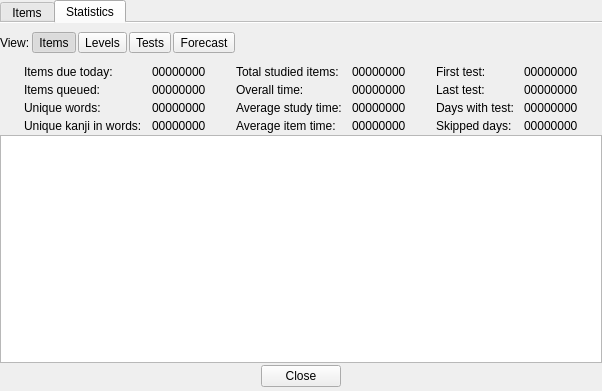
This is wordstudylistform.ui in z1dev/zkanji as Qt 5 draws it before an edit. The edited form follows.
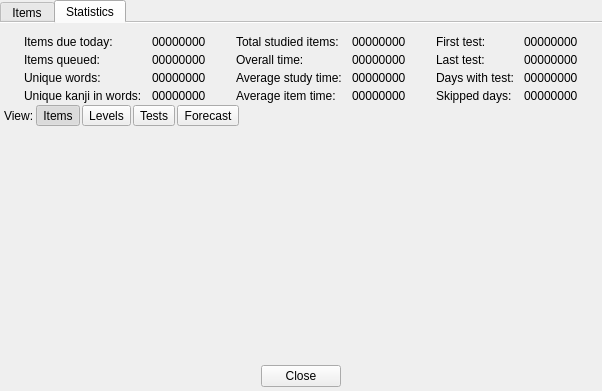
This is the edited form. The open tabs and pages were chosen to show the change. Icons and pictures are not drawn. Custom widgets are drawn as their Qt base class.

Commit message: * Added "grid" to color lookup function. * Added bar chart class called ZStatView.

Patch:
```diff
--- a/wordstudylistform.ui
+++ b/wordstudylistform.ui
@@ -372,120 +372,17 @@
          <number>2</number>
         </property>
         <property name="leftMargin">
-         <number>0</number>
+         <number>4</number>
+        </property>
+        <property name="topMargin">
+         <number>2</number>
         </property>
         <property name="rightMargin">
-         <number>0</number>
+         <number>4</number>
         </property>
         <property name="bottomMargin">
          <number>0</number>
         </property>
-        <item>
-         <layout class="QHBoxLayout" name="horizontalLayout_4">
-          <property name="spacing">
-           <number>2</number>
-          </property>
-          <item>
-           <widget class="QLabel" name="label_14">
-            <property name="text">
-             <string>View:</string>
-            </property>
-           </widget>
-          </item>
-          <item>
-           <widget class="QToolButton" name="itemsButton">
-            <property name="text">
-             <string>Items</string>
-            </property>
-            <property name="iconSize">
-             <size>
-              <width>18</width>
-              <height>18</height>
-             </size>
-            </property>
-            <property name="checkable">
-             <bool>true</bool>
-            </property>
-            <property name="checked">
-             <bool>true</bool>
-            </property>
-            <property name="autoExclusive">
-             <bool>true</bool>
-            </property>
-           </widget>
-          </item>
-          <item>
-           <widget class="QToolButton" name="levelsButton">
-            <property name="text">
-             <string>Levels</string>
-            </property>
-            <property name="iconSize">
-             <size>
-              <width>18</width>
-              <height>18</height>
-             </size>
-            </property>
-            <property name="checkable">
-             <bool>true</bool>
-            </property>
-            <property name="autoExclusive">
-             <bool>true</bool>
-            </property>
-           </widget>
-          </item>
-          <item>
-           <widget class="QToolButton" name="testsButton">
-            <property name="text">
-             <string>Tests</string>
-            </property>
-            <property name="iconSize">
-             <size>
-              <width>18</width>
-              <height>18</height>
-             </size>
-            </property>
-            <property name="checkable">
-             <bool>true</bool>
-            </property>
-            <property name="autoExclusive">
-             <bool>true</bool>
-            </property>
-           </widget>
-          </item>
-          <item>
-           <widget class="QToolButton" name="dueButton">
-            <property name="text">
-             <string>Forecast</string>
-            </property>
-            <property name="iconSize">
-             <size>
-              <width>18</width>
-              <height>18</height>
-             </size>
-            </property>
-            <property name="checkable">
-             <bool>true</bool>
-            </property>
-            <property name="autoExclusive">
-             <bool>true</bool>
-            </property>
-           </widget>
-          </item>
-          <item>
-           <spacer name="horizontalSpacer">
-            <property name="orientation">
-             <enum>Qt::Horizontal</enum>
-            </property>
-            <property name="sizeHint" stdset="0">
-             <size>
-              <width>40</width>
-              <height>13</height>
-             </size>
-            </property>
-           </spacer>
-          </item>
-         </layout>
-        </item>
         <item>
          <layout class="QGridLayout" name="gridLayout_2">
           <property name="leftMargin">
@@ -734,6 +631,112 @@
           </item>
          </layout>
         </item>
+        <item>
+         <layout class="QHBoxLayout" name="horizontalLayout_4">
+          <property name="spacing">
+           <number>2</number>
+          </property>
+          <item>
+           <widget class="QLabel" name="label_14">
+            <property name="text">
+             <string>View:</string>
+            </property>
+           </widget>
+          </item>
+          <item>
+           <widget class="QToolButton" name="itemsButton">
+            <property name="text">
+             <string>Items</string>
+            </property>
+            <property name="iconSize">
+             <size>
+              <width>18</width>
+              <height>18</height>
+             </size>
+            </property>
+            <property name="checkable">
+             <bool>true</bool>
+            </property>
+            <property name="checked">
+             <bool>true</bool>
+            </property>
+            <property name="autoExclusive">
+             <bool>true</bool>
+            </property>
+           </widget>
+          </item>
+          <item>
+           <widget class="QToolButton" name="levelsButton">
+            <property name="text">
+             <string>Levels</string>
+            </property>
+            <property name="iconSize">
+             <size>
+              <width>18</width>
+              <height>18</height>
+             </size>
+            </property>
+            <property name="checkable">
+             <bool>true</bool>
+            </property>
+            <property name="autoExclusive">
+             <bool>true</bool>
+            </property>
+           </widget>
+          </item>
+          <item>
+           <widget class="QToolButton" name="testsButton">
+            <property name="text">
+             <string>Tests</string>
+            </property>
+            <property name="iconSize">
+             <size>
+              <width>18</width>
+              <height>18</height>
+             </size>
+            </property>
+            <property name="checkable">
+             <bool>true</bool>
+            </property>
+            <property name="autoExclusive">
+             <bool>true</bool>
+            </property>
+           </widget>
+          </item>
+          <item>
+           <widget class="QToolButton" name="dueButton">
+            <property name="text">
+             <string>Forecast</string>
+            </property>
+            <property name="iconSize">
+             <size>
+              <width>18</width>
+              <height>18</height>
+             </size>
+            </property>
+            <property name="checkable">
+             <bool>true</bool>
+            </property>
+            <property name="autoExclusive">
+             <bool>true</bool>
+            </property>
+           </widget>
+          </item>
+          <item>
+           <spacer name="horizontalSpacer">
+            <property name="orientation">
+             <enum>Qt::Horizontal</enum>
+            </property>
+            <property name="sizeHint" stdset="0">
+             <size>
+              <width>40</width>
+              <height>13</height>
+             </size>
+            </property>
+           </spacer>
+          </item>
+         </layout>
+        </item>
         <item>
          <widget class="QStackedWidget" name="statStack">
           <property name="currentIndex">
@@ -754,7 +757,7 @@
              <number>0</number>
             </property>
             <item>
-             <widget class="QChartView" name="statView"/>
+             <widget class="QChartView" name="statChart"/>
             </item>
            </layout>
           </widget>
@@ -773,47 +776,7 @@
              <number>0</number>
             </property>
             <item>
-             <widget class="QTableView" name="statTable">
-              <property name="verticalScrollBarPolicy">
-               <enum>Qt::ScrollBarAlwaysOff</enum>
-              </property>
-              <property name="autoScroll">
-               <bool>false</bool>
-              </property>
-              <property name="editTriggers">
-               <set>QAbstractItemView::NoEditTriggers</set>
-              </property>
-              <property name="tabKeyNavigation">
-               <bool>false</bool>
-              </property>
-              <property name="showDropIndicator" stdset="0">
-               <bool>false</bool>
-              </property>
-              <property name="selectionMode">
-               <enum>QAbstractItemView::NoSelection</enum>
-              </property>
-              <property name="selectionBehavior">
-               <enum>QAbstractItemView::SelectColumns</enum>
-              </property>
-              <property name="horizontalScrollMode">
-               <enum>QAbstractItemView::ScrollPerPixel</enum>
-              </property>
-              <property name="showGrid">
-               <bool>false</bool>
-              </property>
-              <property name="wordWrap">
-               <bool>false</bool>
-              </property>
-              <property name="cornerButtonEnabled">
-               <bool>false</bool>
-              </property>
-              <attribute name="horizontalHeaderVisible">
-               <bool>false</bool>
-              </attribute>
-              <attribute name="verticalHeaderVisible">
-               <bool>false</bool>
-              </attribute>
-             </widget>
+             <widget class="ZStatView" name="statView"/>
             </item>
            </layout>
           </widget>
@@ -860,6 +823,12 @@
    <header>definitionwidget.h</header>
    <container>1</container>
   </customwidget>
+  <customwidget>
+   <class>ZStatView</class>
+   <extends>QFrame</extends>
+   <header>zstatview.h</header>
+   <container>1</container>
+  </customwidget>
  </customwidgets>
  <resources>
   <include location="Resources/resources.qrc"/>
```
Left out of the diff: 2 changed lines with no effect on the pictures. The commit also changes 20 other files.
